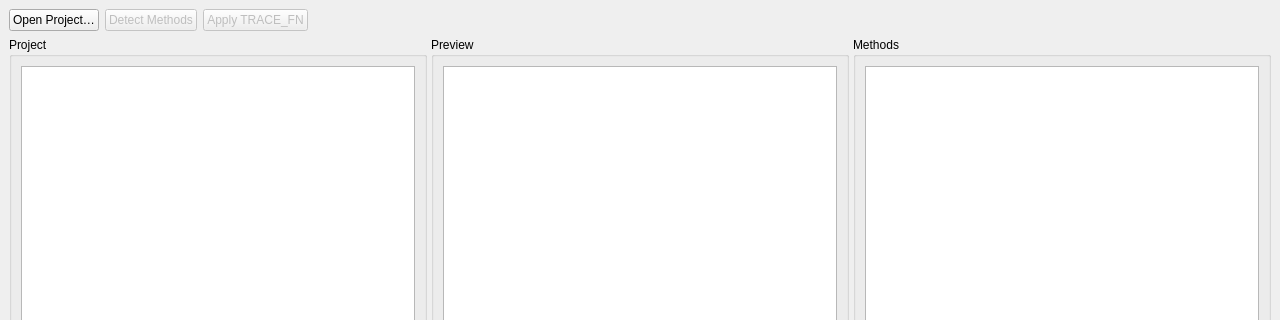
Old version of the form src/ui/MainWindow.ui in the repository vRFEducation/rasna-trace-tool; both pictures show x 0 to 1280 and y 0 to 320 of the 1280 by 720 pixel window.
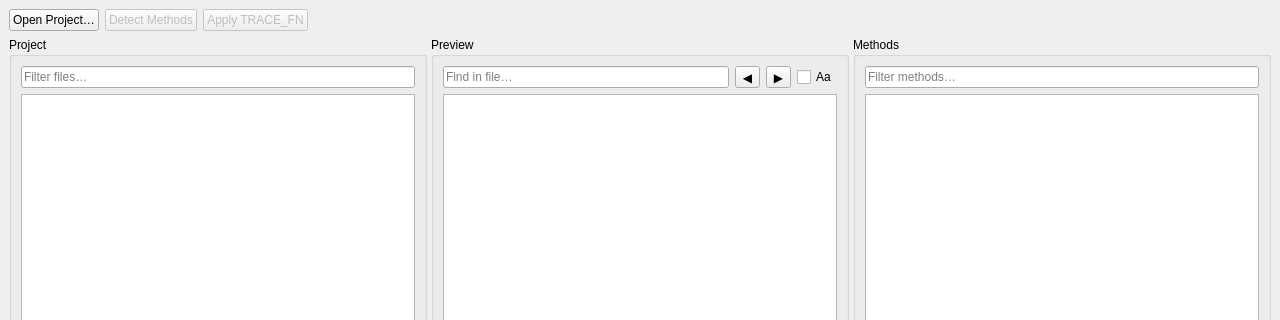
New version of the form.

Commit message: search bar added to ui

The edit to the form file:
```diff
--- a/src/ui/MainWindow.ui
+++ b/src/ui/MainWindow.ui
@@ -19,15 +19,69 @@
       <property name="orientation"><enum>Qt::Horizontal</enum></property>
       <widget class="QGroupBox" name="grpProject">
        <property name="title"><string>Project</string></property>
-       <layout class="QVBoxLayout"><item><widget class="QTreeView" name="treeProject"/></item></layout>
+       <layout class="QVBoxLayout" name="projectLayout">
+        <item>
+         <layout class="QHBoxLayout" name="projectSearchRow">
+          <item>
+           <widget class="QLineEdit" name="txtFilterProject">
+            <property name="placeholderText"><string>Filter files…</string></property>
+            <property name="clearButtonEnabled"><bool>true</bool></property>
+           </widget>
+          </item>
+         </layout>
+        </item>
+        <item><widget class="QTreeView" name="treeProject"/></item>
+       </layout>
       </widget>
       <widget class="QGroupBox" name="grpPreview">
        <property name="title"><string>Preview</string></property>
-       <layout class="QVBoxLayout"><item><widget class="QPlainTextEdit" name="txtPreview"><property name="readOnly"><bool>true</bool></property></widget></item></layout>
+       <layout class="QVBoxLayout" name="previewLayout">
+        <item>
+         <layout class="QHBoxLayout" name="previewSearchRow">
+          <item>
+           <widget class="QLineEdit" name="txtFilterPreview">
+            <property name="placeholderText"><string>Find in file…</string></property>
+            <property name="clearButtonEnabled"><bool>true</bool></property>
+           </widget>
+          </item>
+          <item>
+           <widget class="QToolButton" name="btnFindPrev">
+            <property name="text"><string>◀</string></property>
+            <property name="toolTip"><string>Find previous (Shift+F3)</string></property>
+           </widget>
+          </item>
+          <item>
+           <widget class="QToolButton" name="btnFindNext">
+            <property name="text"><string>▶</string></property>
+            <property name="toolTip"><string>Find next (F3)</string></property>
+           </widget>
+          </item>
+          <item>
+           <widget class="QCheckBox" name="chkCaseSensitive">
+            <property name="text"><string>Aa</string></property>
+            <property name="toolTip"><string>Case sensitive</string></property>
+           </widget>
+          </item>
+         </layout>
+        </item>
+        <item><widget class="QPlainTextEdit" name="txtPreview"><property name="readOnly"><bool>true</bool></property></widget></item>
+       </layout>
       </widget>
       <widget class="QGroupBox" name="grpMethods">
        <property name="title"><string>Methods</string></property>
-       <layout class="QVBoxLayout"><item><widget class="QTableView" name="tblMethods"/></item></layout>
+       <layout class="QVBoxLayout" name="methodsLayout">
+        <item>
+         <layout class="QHBoxLayout" name="methodsSearchRow">
+          <item>
+           <widget class="QLineEdit" name="txtFilterMethods">
+            <property name="placeholderText"><string>Filter methods…</string></property>
+            <property name="clearButtonEnabled"><bool>true</bool></property>
+           </widget>
+          </item>
+         </layout>
+        </item>
+        <item><widget class="QTableView" name="tblMethods"/></item>
+       </layout>
       </widget>
      </widget>
     </item>
```
Left out of the diff: 7 changed lines with no effect on the pictures. The commit also changes 2 other files.
